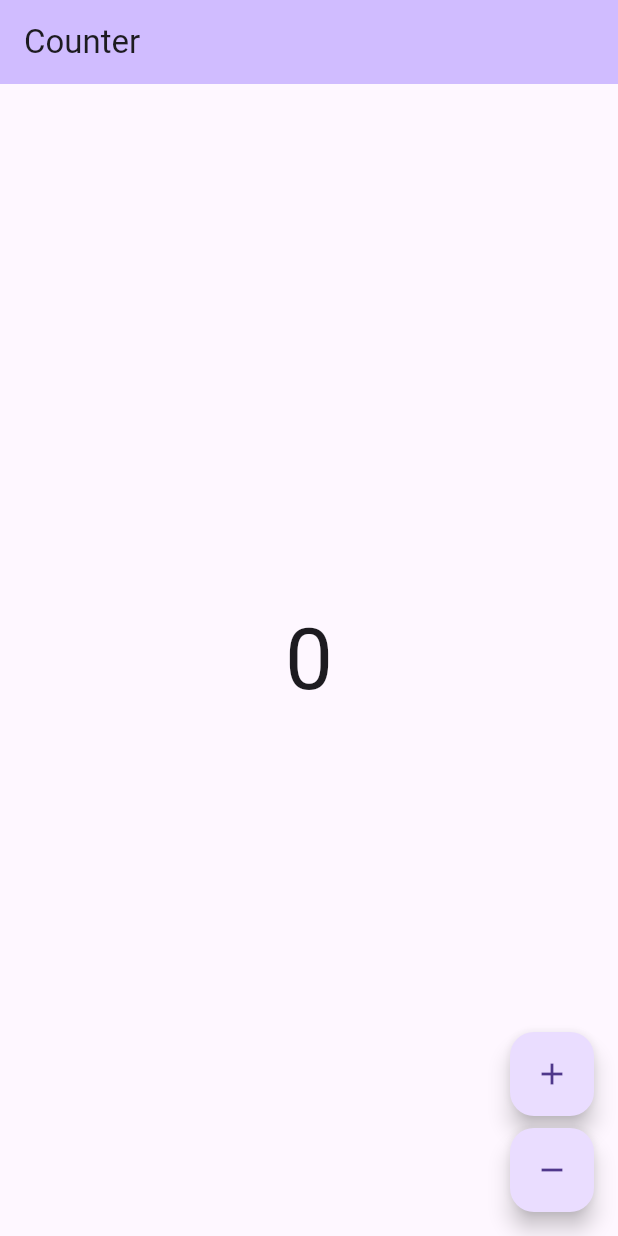
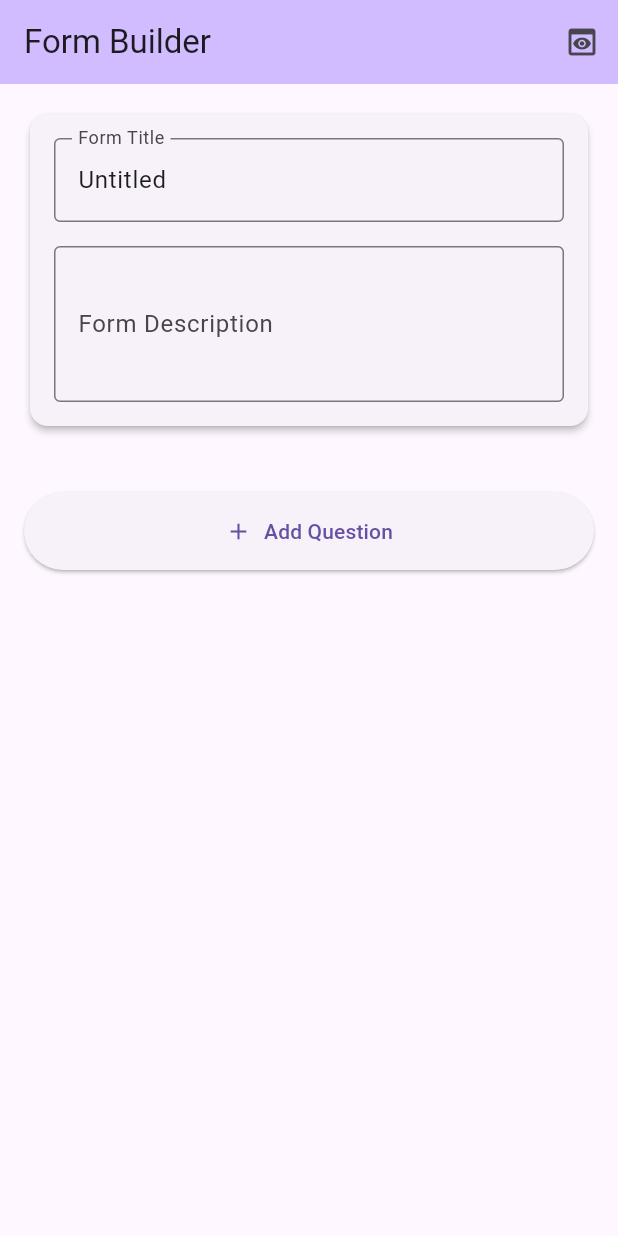
Before and after one commit to ndnam198/form-builder-app, a Flutter app: the screen it shows after launch, on a phone screen of 412 x 824 dp. Run offline on Flutter 3.47's test engine with Material 3 defaults, Android fonts, the light colour scheme and no system bars; drawn by our look-alikes of flutter_form_builder; our stand-ins replace bloc, flutter_bloc, form_builder_validators, freezed_annotation; generated files the repository leaves out were written again.

Commit message:
create form builder page

```diff
--- a/lib/app/view/app.dart
+++ b/lib/app/view/app.dart
@@ -1,5 +1,5 @@
 import 'package:flutter/material.dart';
-import 'package:form_builder_assignment/counter/counter.dart';
+import 'package:form_builder_assignment/form_builder/view/form_builder_provider.dart';
 import 'package:form_builder_assignment/l10n/l10n.dart';
 
 class App extends StatelessWidget {
@@ -16,7 +16,7 @@ class App extends StatelessWidget {
       ),
       localizationsDelegates: AppLocalizations.localizationsDelegates,
       supportedLocales: AppLocalizations.supportedLocales,
-      home: const CounterPage(),
+      home: const FormBuilderProvider(),
     );
   }
 }
--- /dev/null
+++ b/lib/form_builder/view/form_builder_page.dart
@@ -0,0 +1,390 @@
+import 'package:flutter/material.dart';
+import 'package:flutter_bloc/flutter_bloc.dart';
+import 'package:flutter_form_builder/flutter_form_builder.dart';
+import 'package:form_builder_assignment/form_builder/domain/choice.dart';
+import 'package:form_builder_assignment/form_builder/domain/form_question.dart';
+import 'package:form_builder_assignment/form_builder/domain/question_type.dart';
+import 'package:form_builder_assignment/form_builder/view/bloc/simple_form_builder_bloc.dart';
+import 'package:form_builder_validators/form_builder_validators.dart';
+
+class FormBuilderPage extends StatefulWidget {
+  const FormBuilderPage({super.key});
+
+  @override
+  State<FormBuilderPage> createState() => _FormBuilderPageState();
+}
+
+class _FormBuilderPageState extends State<FormBuilderPage> {
+  final _formKey = GlobalKey<_FormBuilderPageState>();
+  final _formTitleController = TextEditingController();
+  final _formDescriptionController = TextEditingController();
+
+  @override
+  void dispose() {
+    _formTitleController.dispose();
+    _formDescriptionController.dispose();
+    super.dispose();
+  }
+
+  @override
+  Widget build(BuildContext context) {
+    return Scaffold(
+      appBar: AppBar(
+        title: const Text('Form Builder'),
+        actions: [
+          IconButton(
+            icon: const Icon(Icons.preview),
+            onPressed: () {},
+          ),
+        ],
+      ),
+      body: BlocConsumer<SimpleFormBuilderBloc, SimpleFormBuilderState>(
+        listener: (context, state) {
+          if (state.error != FormBuilderError.none) {
+            ScaffoldMessenger.of(context).showSnackBar(
+              SnackBar(
+                content: Text(_getErrorMessage(state.error)),
+                backgroundColor: Colors.red,
+              ),
+            );
+          }
+        },
+        builder: (context, state) {
+          if (_formTitleController.text != state.formTitle.name) {
+            _formTitleController.text = state.formTitle.name;
+          }
+          if (_formDescriptionController.text != state.formTitle.description) {
+            _formDescriptionController.text = state.formTitle.description;
+          }
+
+          return SingleChildScrollView(
+            padding: const EdgeInsets.all(16),
+            child: FormBuilder(
+              key: _formKey,
+              child: Column(
+                crossAxisAlignment: CrossAxisAlignment.stretch,
+                children: [
+                  _buildFormTitleSection(context),
+                  const SizedBox(height: 24),
+                  ...state.questions
+                      .map((question) => _buildQuestionCard(context, question)),
+                  const SizedBox(height: 16),
+                  _buildAddQuestionButton(context),
+                ],
+              ),
+            ),
+          );
+        },
+      ),
+    );
+  }
+
+  Widget _buildFormTitleSection(BuildContext context) {
+    return Card(
+      elevation: 2,
+      child: Padding(
+        padding: const EdgeInsets.all(16),
+        child: Column(
+          crossAxisAlignment: CrossAxisAlignment.start,
+          children: [
+            FormBuilderTextField(
+              name: 'form_title',
+              controller: _formTitleController,
+              decoration: const InputDecoration(
+                labelText: 'Form Title',
+                hintText: 'Enter form title',
+                border: OutlineInputBorder(),
+              ),
+              validator: FormBuilderValidators.compose([
+                FormBuilderValidators.required(),
+              ]),
+              onChanged: (value) {
+                if (value != null) {
+                  context.read<SimpleFormBuilderBloc>().add(
+                        SimpleFormBuilderEvent.updateFormTitle(name: value),
+                      );
+                }
+              },
+            ),
+            const SizedBox(height: 16),
+            FormBuilderTextField(
+              name: 'form_description',
+              controller: _formDescriptionController,
+              decoration: const InputDecoration(
+                labelText: 'Form Description',
+                hintText: 'Enter form description',
+                border: OutlineInputBorder(),
+              ),
+              maxLines: 3,
+              onChanged: (value) {
+                if (value != null) {
+                  context.read<SimpleFormBuilderBloc>().add(
+                        SimpleFormBuilderEvent.updateFormTitle(
+                            descrription: value),
+                      );
+                }
+              },
+            ),
+          ],
+        ),
+      ),
+    );
+  }
+
+  Widget _buildQuestionCard(BuildContext context, FormQuestion question) {
+    return Card(
+      margin: const EdgeInsets.only(bottom: 16),
+      elevation: 2,
+      child: Padding(
+        padding: const EdgeInsets.all(16),
+        child: Column(
+          crossAxisAlignment: CrossAxisAlignment.start,
+          children: [
+            Row(
+              children: [
+                Expanded(
+                  child: FormBuilderTextField(
+                    name: 'question_${question.id}',
+                    initialValue: question.question,
+                    decoration: const InputDecoration(
+                      labelText: 'Question',
+                      hintText: 'Enter your question',
+                      border: OutlineInputBorder(),
+                    ),
+                    validator: FormBuilderValidators.compose([
+                      FormBuilderValidators.required(),
+                    ]),
+                    onChanged: (value) {
+                      if (value != null) {
+                        context.read<SimpleFormBuilderBloc>().add(
+                              SimpleFormBuilderEvent.updateQuestion(
+                                questionId: question.id,
+                                question: value,
+                              ),
+                            );
+                      }
+                    },
+                  ),
+                ),
+                const SizedBox(width: 8),
+                IconButton(
+                  icon: const Icon(Icons.delete),
+                  onPressed: () {
+                    context.read<SimpleFormBuilderBloc>().add(
+                          SimpleFormBuilderEvent.removeQuestion(question.id),
+                        );
+                  },
+                ),
+              ],
+            ),
+            const SizedBox(height: 16),
+            Row(
+              children: [
+                Expanded(
+                  child: FormBuilderDropdown<QuestionType>(
+                    name: 'question_type_${question.id}',
+                    decoration: const InputDecoration(
+                      labelText: 'Question Type',
+                      border: OutlineInputBorder(),
+                    ),
+                    initialValue: question.type,
+                    items: QuestionType.values.map((type) {
+                      return DropdownMenuItem(
+                        value: type,
+                        child: Text(type.name),
+                      );
+                    }).toList(),
+                    onChanged: (value) {
+                      if (value != null) {
+                        context.read<SimpleFormBuilderBloc>().add(
+                              SimpleFormBuilderEvent.updateQuestionType(
+                                questionId: question.id,
+                                newType: value,
+                              ),
+                            );
+                      }
+                    },
+                  ),
+                ),
+                const SizedBox(width: 16),
+                FormBuilderCheckbox(
+                  name: 'required_${question.id}',
+                  initialValue: question.isRequired,
+                  title: const Text('Required'),
+                  onChanged: (value) {
+                    context.read<SimpleFormBuilderBloc>().add(
+                          SimpleFormBuilderEvent.updateQuestion(
+                            questionId: question.id,
+                            isRequired: value,
+                          ),
+                        );
+                  },
+                ),
+              ],
+            ),
+            const SizedBox(height: 16),
+            if (question.type == QuestionType.multiChoice)
+              _buildMultiChoiceOptions(
+                  context, question as FormQuestionMultiChoice),
+          ],
+        ),
+      ),
+    );
+  }
+
+  Widget _buildMultiChoiceOptions(
+      BuildContext context, FormQuestionMultiChoice question) {
+    return Column(
+      crossAxisAlignment: CrossAxisAlignment.start,
+      children: [
+        const Text(
+          'Choices',
+          style: TextStyle(fontWeight: FontWeight.bold),
+        ),
+        const SizedBox(height: 8),
+        ...question.choices
+            .map((choice) => _buildChoiceItem(context, question.id, choice)),
+        const SizedBox(height: 8),
+        ElevatedButton.icon(
+          icon: const Icon(Icons.add),
+          label: const Text('Add Choice'),
+          onPressed: () {
+            context.read<SimpleFormBuilderBloc>().add(
+                  SimpleFormBuilderEvent.addChoice(
+                    questionId: question.id,
+                    description: '',
+                    isRequired: false,
+                  ),
+                );
+          },
+        ),
+        const SizedBox(height: 8),
+        OutlinedButton.icon(
+          icon: const Icon(Icons.add),
+          label: const Text('Add "Other" Option'),
+          onPressed: () {
+            context.read<SimpleFormBuilderBloc>().add(
+                  SimpleFormBuilderEvent.addUserChoice(
+                    questionId: question.id,
+                    description: 'Other',
+                  ),
+                );
+          },
+        ),
+      ],
+    );
+  }
+
+  Widget _buildChoiceItem(
+      BuildContext context, String questionId, Choice choice) {
+    final isUserDefined = choice is ChoiceUserDefined;
+
+    return Padding(
+      padding: const EdgeInsets.only(bottom: 8),
+      child: Row(
+        children: [
+          Expanded(
+            child: FormBuilderTextField(
+              name: 'choice_${choice.id}',
+              initialValue: choice.description,
+              decoration: InputDecoration(
+                hintText: isUserDefined ? 'Other option' : 'Enter choice',
+                border: const OutlineInputBorder(),
+                prefixIcon: isUserDefined ? const Icon(Icons.edit) : null,
+              ),
+              onChanged: (value) {
+                if (value != null) {
+                  context.read<SimpleFormBuilderBloc>().add(
+                        SimpleFormBuilderEvent.updateChoiceOptions(
+                          questionId: questionId,
+                          choiceId: choice.id,
+                          description: value,
+                        ),
+                      );
+                }
+              },
+            ),
+          ),
+          if (choice is ChoicePredefined)
+            FormBuilderCheckbox(
+              name: 'choice_required_${choice.id}',
+              initialValue: false,
+              title: const Text('Req'),
+              onChanged: (value) {
+                context.read<SimpleFormBuilderBloc>().add(
+                      SimpleFormBuilderEvent.updateChoiceOptions(
+                        questionId: questionId,
+                        choiceId: choice.id,
+                        isRequired: value,
+                      ),
+                    );
+              },
+            ),
+          IconButton(
+            icon: const Icon(Icons.delete),
+            onPressed: () {
+              context.read<SimpleFormBuilderBloc>().add(
+                    SimpleFormBuilderEvent.removeChoice(
+                      questionId: questionId,
+                      choiceId: choice.id,
+                    ),
+                  );
+            },
+          ),
+        ],
+      ),
+    );
+  }
+
+  Widget _buildAddQuestionButton(BuildContext context) {
+    return ElevatedButton.icon(
+      icon: const Icon(Icons.add),
+      label: const Text('Add Question'),
+      style: ElevatedButton.styleFrom(
+        padding: const EdgeInsets.symmetric(vertical: 16),
+      ),
+      onPressed: () {
+        showDialog(
+          context: context,
+          builder: (context) => AlertDialog(
+            title: const Text('Select Question Type'),
+            content: Column(
+              mainAxisSize: MainAxisSize.min,
+              children: QuestionType.values.map((type) {
+                return ListTile(
+                  title: Text(type.name),
+                  onTap: () {
+                    Navigator.pop(context);
+                    context.read<SimpleFormBuilderBloc>().add(
+                          SimpleFormBuilderEvent.addQuestion(
+                            type: type,
+                            question: '',
+                          ),
+                        );
+                  },
+                );
+              }).toList(),
+            ),
+          ),
+        );
+      },
+    );
+  }
+
+  String _getErrorMessage(FormBuilderError error) {
+    switch (error) {
+      case FormBuilderError.duplicatedQuestion:
+        return 'Question already exists';
+      case FormBuilderError.questionTypeMissing:
+        return 'Question type is required';
+      case FormBuilderError.formTitleEmpty:
+        return 'Form title cannot be empty';
+      case FormBuilderError.maximumChoiceExceeded:
+        return 'Maximum number of choices reached';
+      case FormBuilderError.maximumUserChoiceExceeded:
+        return 'Only one "Other" option is allowed';
+      case FormBuilderError.none:
+        return '';
+    }
+  }
+}
--- /dev/null
+++ b/lib/form_builder/view/form_builder_provider.dart
@@ -0,0 +1,16 @@
+import 'package:flutter/material.dart';
+import 'package:flutter_bloc/flutter_bloc.dart';
+import 'package:form_builder_assignment/form_builder/view/bloc/simple_form_builder_bloc.dart';
+import 'package:form_builder_assignment/form_builder/view/form_builder_page.dart';
+
+class FormBuilderProvider extends StatelessWidget {
+  const FormBuilderProvider({super.key});
+
+  @override
+  Widget build(BuildContext context) {
+    return BlocProvider(
+      create: (context) => SimpleFormBuilderBloc(),
+      child: const FormBuilderPage(),
+    );
+  }
+}
```
